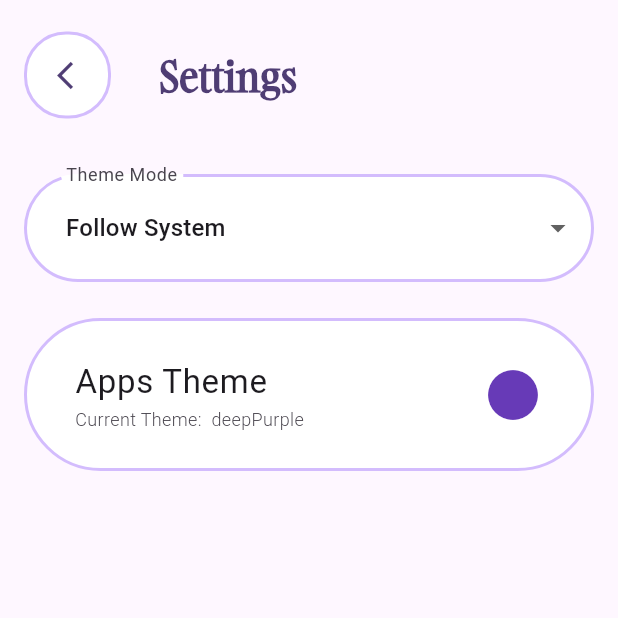
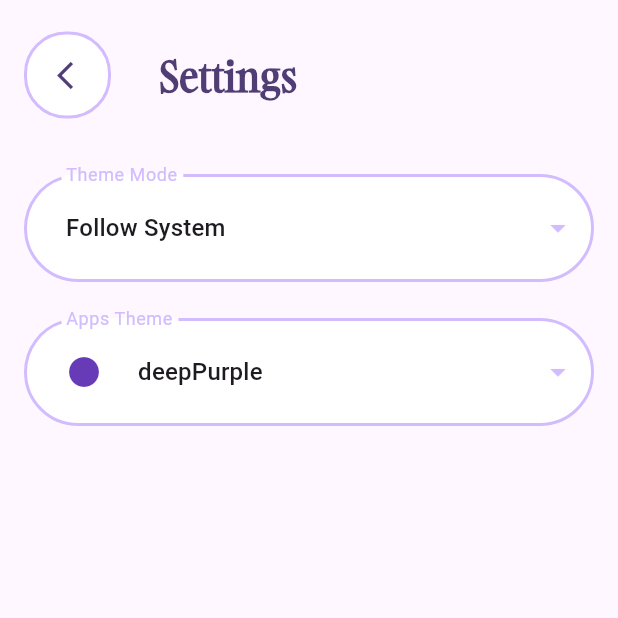
Before and after one commit to MoazSalem/Flutter_Pills_Reminder, a Flutter app: the screen it shows after launch, after a tap on the "settings" icon, on a phone screen of 412 x 824 dp, the top half of it. Run offline on Flutter 3.47's test engine with Material 3 defaults, Android fonts, the phone set to English and light mode, and no system bars; our stand-ins replace flutter_local_notifications, flutter_timezone, get, hive_ce_flutter, permission_handler, timezone; accounts and stored records are empty; statements that could not run were skipped.

Commit message:
Change theme selector in settings

```diff
--- a/lib/core/widgets/custom_drop_down.dart
+++ b/lib/core/widgets/custom_drop_down.dart
@@ -48,7 +48,8 @@ class _CustomDropDownState<T> extends State<CustomDropDown<T>> {
       child: ButtonTheme(
         alignedDropdown: true,
         child: DropdownButtonFormField<T>(
-          menuMaxHeight: 300,
+          iconEnabledColor: theme.colorScheme.primaryFixedDim,
+          menuMaxHeight: 600,
           value: selectedValue,
           onChanged: widget.onChanged,
           selectedItemBuilder: widget.selectedWidget != null
@@ -76,6 +77,7 @@ class _CustomDropDownState<T> extends State<CustomDropDown<T>> {
             contentPadding: const EdgeInsets.all(AppSizes.largePadding),
             alignLabelWithHint: true,
             labelText: widget.label,
+            labelStyle: TextStyle(color: theme.colorScheme.primaryFixedDim),
             filled: true,
             fillColor: theme.colorScheme.surfaceContainerLowest,
             enabledBorder: border,
--- a/lib/features/medications/presentation/screens/edit_medication_screen/widgets/custom_text_formfield.dart
+++ b/lib/features/medications/presentation/screens/edit_medication_screen/widgets/custom_text_formfield.dart
@@ -37,6 +37,7 @@ class CustomTextFormField extends StatelessWidget {
         fillColor: theme.surfaceContainerLowest,
         border: border,
         labelText: labelText,
+        labelStyle: TextStyle(color: theme.primaryFixedDim),
         contentPadding: EdgeInsets.symmetric(
           vertical: AppSizes.largePadding,
           horizontal: AppSizes.largePadding,
--- a/lib/features/settings/presentation/screens/settings.dart
+++ b/lib/features/settings/presentation/screens/settings.dart
@@ -4,7 +4,7 @@ import 'package:pills_reminder/core/controllers/theme_controller.dart';
 import 'package:pills_reminder/core/styles/sizes.dart';
 import 'package:pills_reminder/core/widgets/custom_drop_down.dart';
 import 'package:pills_reminder/features/settings/presentation/widgets/custom_app_bar.dart';
-import 'package:pills_reminder/features/settings/presentation/widgets/theme_popup_menu.dart';
+import 'package:pills_reminder/features/settings/presentation/widgets/custom_theme_dropdown.dart';
 
 class SettingsScreen extends StatelessWidget {
   const SettingsScreen({super.key});
@@ -32,12 +32,7 @@ class SettingsScreen extends StatelessWidget {
               },
             ),
             const SizedBox(height: AppSizes.largePadding),
-            ThemePopupMenu(
-              themeIndex: themeController.themeIndex,
-              onChanged: (newIndex) {
-                themeController.changeTheme(newIndex);
-              },
-            ),
+            CustomThemeDropdown(themeController: themeController),
           ],
         ),
       ),
--- /dev/null
+++ b/lib/features/settings/presentation/widgets/custom_theme_dropdown.dart
@@ -0,0 +1,51 @@
+import 'package:flutter/material.dart';
+import 'package:pills_reminder/core/controllers/theme_controller.dart';
+import 'package:pills_reminder/core/styles/sizes.dart';
+import 'package:pills_reminder/core/styles/theme.dart';
+import 'package:pills_reminder/core/widgets/custom_drop_down.dart';
+
+class CustomThemeDropdown extends StatelessWidget {
+  const CustomThemeDropdown({super.key, required this.themeController});
+  final ThemeController themeController;
+
+  @override
+  Widget build(BuildContext context) {
+    return CustomDropDown(
+      label: 'Apps Theme',
+      value: AppThemes.themeColors.keys.toList()[themeController.themeIndex],
+      items: AppThemes.themeColors.keys.toList(),
+      onChanged: (index) => themeController.changeTheme(
+        AppThemes.themeColors.keys.toList().indexOf(index!),
+      ),
+      itemsWidget: List.generate(
+        AppThemes.themeColors.length,
+        (index) => DropdownMenuItem<String>(
+          value: AppThemes.themeColors.keys.toList()[index],
+          child: Row(
+            spacing: AppSizes.largePadding,
+            children: [
+              Icon(
+                Icons.lens,
+                color: AppThemes.themeColors.values.toList()[index],
+              ),
+              Text(AppThemes.themeColors.keys.toList()[index]),
+            ],
+          ),
+        ),
+      ),
+      selectedWidget: List.generate(
+        AppThemes.themeColors.length,
+        (index) => Row(
+          spacing: AppSizes.largePadding,
+          children: [
+            Icon(
+              Icons.lens,
+              color: AppThemes.themeColors.values.toList()[index],
+            ),
+            Text(AppThemes.themeColors.keys.toList()[index]),
+          ],
+        ),
+      ),
+    );
+  }
+}
--- a/lib/features/settings/presentation/widgets/theme_popup_menu.dart
+++ /dev/null
@@ -1,68 +0,0 @@
-import 'package:flutter/material.dart';
-import 'package:pills_reminder/core/styles/sizes.dart';
-import 'package:pills_reminder/core/styles/theme.dart';
-
-class ThemePopupMenu extends StatelessWidget {
-  const ThemePopupMenu({
-    super.key,
-    required this.themeIndex,
-    required this.onChanged,
-    this.contentPadding,
-  });
-
-  final int themeIndex;
-  final ValueChanged<int> onChanged;
-  final EdgeInsetsGeometry? contentPadding;
-
-  @override
-  Widget build(BuildContext context) {
-    final themesValues = AppThemes.themeColors.values.toList();
-    final themesNames = AppThemes.themeColors.keys.toList();
-    return Container(
-      decoration: BoxDecoration(
-        color: Theme.of(context).colorScheme.surfaceContainerLowest,
-        borderRadius: BorderRadius.circular(AppSizes.roundedRadius),
-        border: Border.all(
-          color: Theme.of(context).colorScheme.primaryFixedDim,
-          width: AppSizes.borderWidth,
-        ),
-      ),
-      child: Padding(
-        padding: const EdgeInsets.all(AppSizes.normalPadding),
-        child: PopupMenuButton<int>(
-          tooltip: '',
-          padding: EdgeInsets.zero,
-          onSelected: onChanged,
-          itemBuilder: (BuildContext context) => <PopupMenuItem<int>>[
-            for (int i = 0; i < themesNames.length; i++)
-              PopupMenuItem<int>(
-                value: i,
-                child: ListTile(
-                  dense: true,
-                  leading: Icon(Icons.lens, color: themesValues[i], size: 35),
-                  title: Text(themesNames[i]),
-                ),
-              ),
-          ],
-          child: ListTile(
-            contentPadding:
-                contentPadding ?? const EdgeInsets.symmetric(horizontal: 16),
-            title: Text(
-              "Apps Theme",
-              style: TextStyle(fontSize: 22, fontWeight: FontWeight.w400),
-            ),
-            subtitle: Text(
-              "Current Theme:  ${themesNames[themeIndex]} ",
-              style: TextStyle(fontSize: 12, fontWeight: FontWeight.w300),
-            ),
-            trailing: Icon(
-              Icons.lens,
-              color: themesValues[themeIndex],
-              size: 40,
-            ),
-          ),
-        ),
-      ),
-    );
-  }
-}
```
